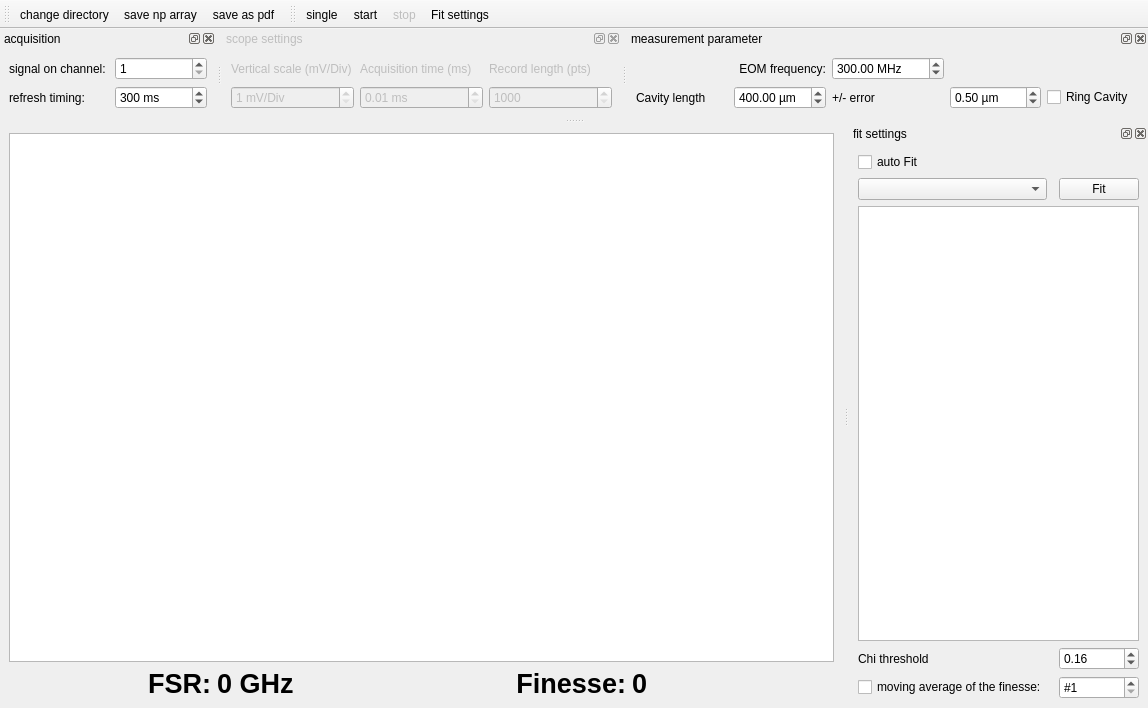
Above: src/qudi/gui/finesse_measurement/ui_FinesseMeasurement_gui.ui from blupgnup/qudi-ffpc before the change. Below: the same form after it.
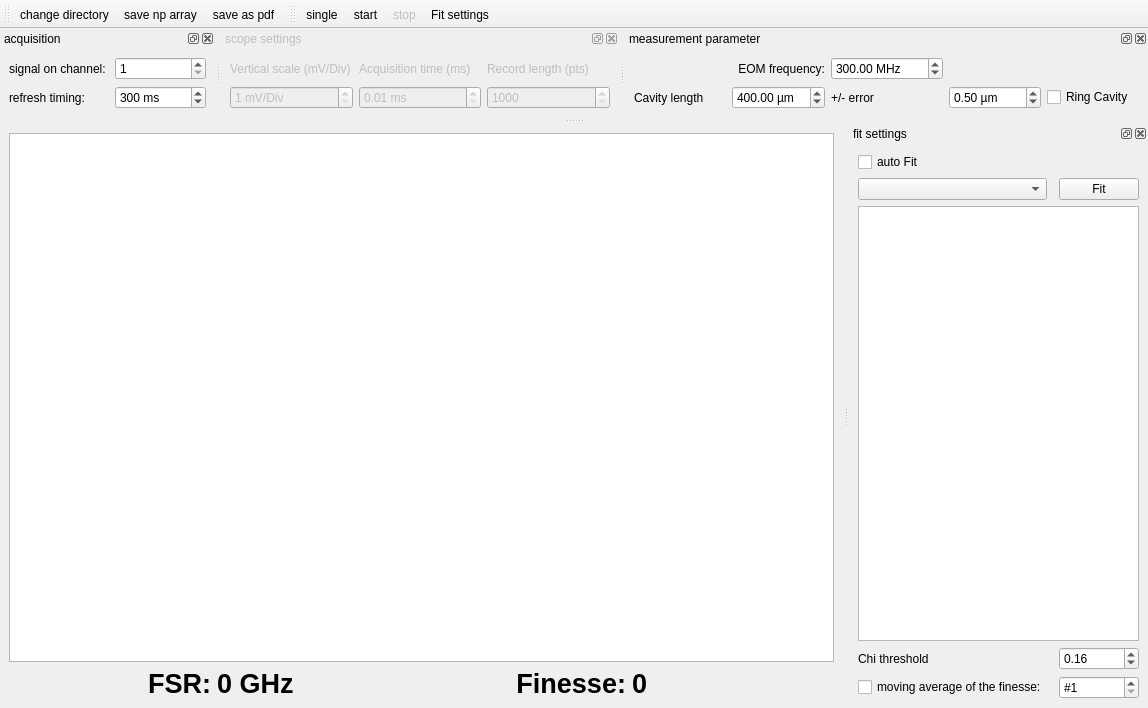
That is the form after the change. Icons and pictures are not drawn. Custom widgets are drawn as their Qt base class.

Commit message: Updated max cavity length

```diff
--- a/src/qudi/gui/finesse_measurement/ui_FinesseMeasurement_gui.ui
+++ b/src/qudi/gui/finesse_measurement/ui_FinesseMeasurement_gui.ui
@@ -421,7 +421,7 @@
         <double>1.000000000000000</double>
        </property>
        <property name="maximum">
-        <double>800.000000000000000</double>
+        <double>2000.000000000000000</double>
        </property>
        <property name="singleStep">
         <double>0.010000000000000</double>
```
Left out of the diff: 2 changed lines with no effect on the pictures.
